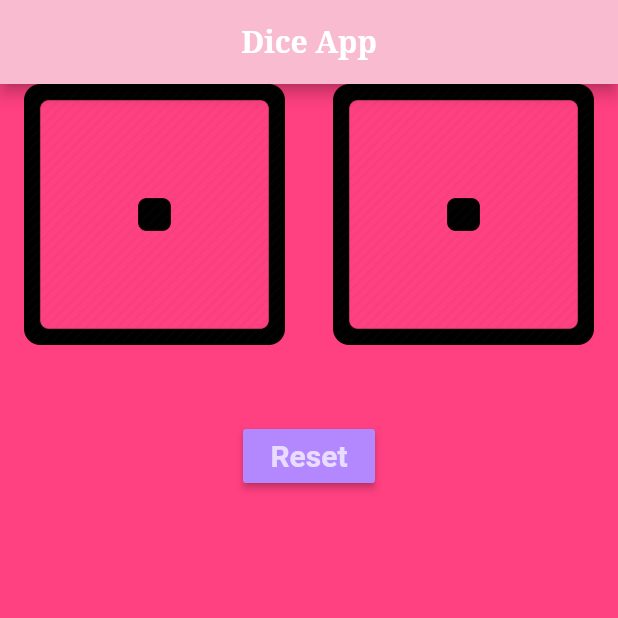
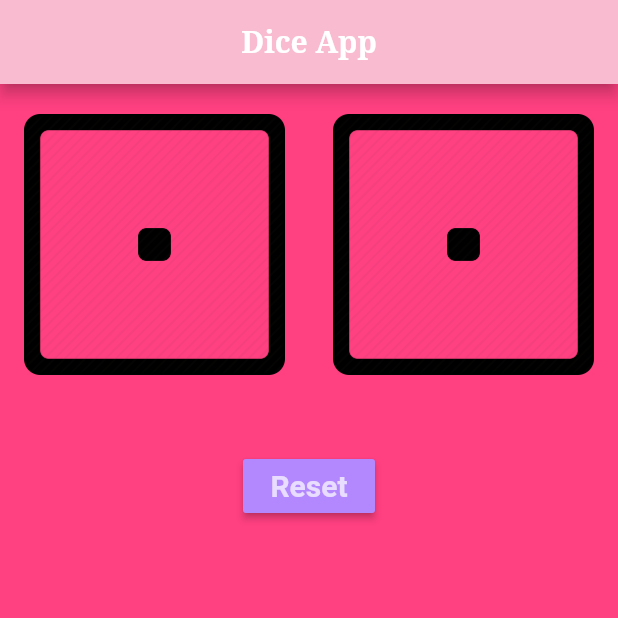
Before and after one commit to AbdeldjalilChougui/dice_app, a Flutter app: the screen it shows after launch, on a phone screen of 412 x 824 dp, the top half of it. Run offline on Flutter 3.47's test engine with Material 2 defaults, Android fonts, the light colour scheme and no system bars.

Commit message:
commit ui update

```diff
--- a/lib/main.dart
+++ b/lib/main.dart
@@ -43,6 +43,7 @@ class _MyAppState extends State<MyApp> {
           backgroundColor: Colors.pinkAccent[200],
           body : ListView(
             children: <Widget>[
+              SizedBox(height: 20,),
               Center(
                 child: Column(
                   mainAxisAlignment: MainAxisAlignment.center,
```
